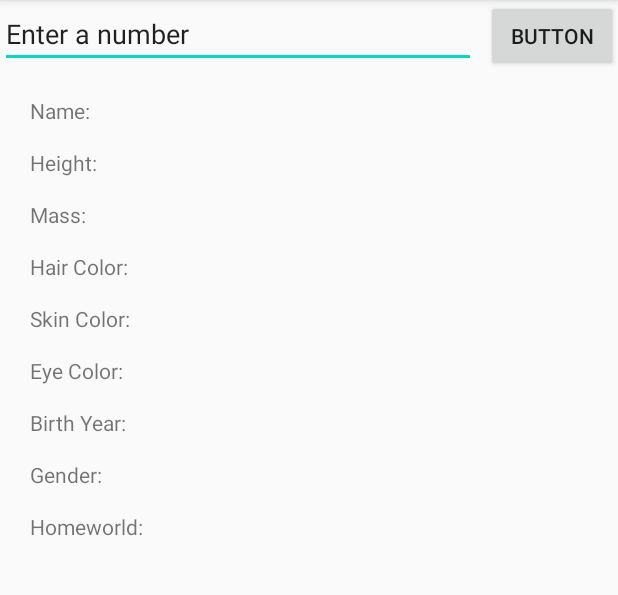
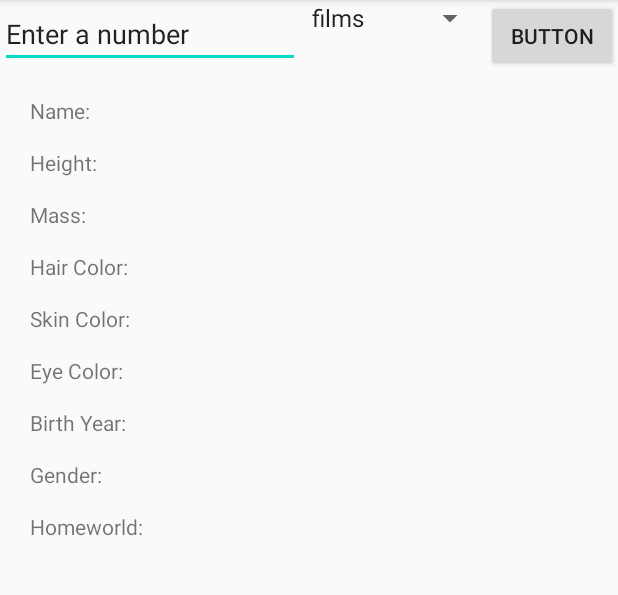
Before and after one commit to robinettec4/SwapiBrowser, an Android app: the screen it shows after launch (MainActivity), on a phone screen of 412 x 824 dp, the part 84-679 px from its top. Run offline under Robolectric (Android 15) with nearby library versions, the phone set to English and light mode, and no system bars.

Commit message:
began implementing dropdown menu for searching different topics. Right now any topic other than people will crash the app. Need to have app determine what fields a topic has so it can properly parse and display them.

```diff
--- a/app/src/main/java/com/example/swapibrowser/MainActivity.java
+++ b/app/src/main/java/com/example/swapibrowser/MainActivity.java
@@ -22,18 +22,21 @@ import android.util.Log;
 import java.util.concurrent.ExecutionException;
 
 import android.view.View;
+import android.widget.AdapterView;
+import android.widget.ArrayAdapter;
 import android.widget.EditText;
+import android.widget.Spinner;
 import android.widget.TextView;
+import android.widget.Toast;
 
 import org.json.JSONException;
 import org.json.JSONObject;
 
 
-public class MainActivity extends AppCompatActivity {
+public class MainActivity extends AppCompatActivity implements AdapterView.OnItemSelectedListener {
 
-    String baseUrl = "https://swapi.dev/api/people/";
+    String baseUrl = "https://swapi.dev/api/";
     String url;
-    String place = "https://swapi.dev/api/people/1/";
 
     private TextView name;
     private TextView height;
@@ -45,13 +48,24 @@ public class MainActivity extends AppCompatActivity {
     private TextView gender;
     private TextView homeworld;
     private EditText searchText;
-
+    private String topic = "films";
+    private Spinner spinner;
 
     @Override
     protected void onCreate(Bundle savedInstanceState) {
         super.onCreate(savedInstanceState);
         setContentView(R.layout.activity_main);
 
+        Spinner spinner = findViewById(R.id.spinner);
+        if (spinner != null){
+            spinner.setOnItemSelectedListener(this);
+        }
+        ArrayAdapter<CharSequence> adapter = ArrayAdapter.createFromResource(this, R.array.topicArray, android.R.layout.simple_spinner_item);
+        adapter.setDropDownViewResource(android.R.layout.simple_spinner_dropdown_item);
+        if(spinner != null){
+            spinner.setAdapter(adapter);
+        }
+        //TODO: PROGRAMATICALLY DETERMINE THE JSON HEADERS AND POPULATE THEM BASED ON THE FIELDS OF EACH TOPIC
         name = findViewById(R.id.name);
         height = findViewById(R.id.height);
         mass = findViewById(R.id.mass);
@@ -69,7 +83,7 @@ public class MainActivity extends AppCompatActivity {
         String request;
         String search = searchText.getText().toString();
 
-        request = baseUrl + search + "/";
+        request = baseUrl + topic + "/" + search + "/";
         Log.d("Value", "Search = " + request + "/");
         HttpGetRequest getRequest = new HttpGetRequest();
 
@@ -101,4 +115,24 @@ public class MainActivity extends AppCompatActivity {
             e.printStackTrace();
         }
     }
+
+    public void displayToast(String message){
+        Toast.makeText(getApplicationContext(), message, Toast.LENGTH_SHORT).show();
+    }
+
+    //change topic based on the selected drop down option
+    public void onItemSelected(AdapterView<?> adapterView, View view, int pos, long id){
+        String spinnerLabel = adapterView.getItemAtPosition(pos).toString();
+        topic = spinnerLabel;
+        Log.d("topic", "topic = " + topic);
+        displayToast(spinnerLabel);
+    }
+    public void onNothingSelected(AdapterView<?> adapterView){
+
+    }
+
+    @Override
+    public void onPointerCaptureChanged(boolean hasCapture) {
+
+    }
 }
--- a/app/src/main/res/layout/activity_main.xml
+++ b/app/src/main/res/layout/activity_main.xml
@@ -8,7 +8,7 @@
 
     <EditText
         android:id="@+id/searchNumber"
-        android:layout_width="317dp"
+        android:layout_width="200dp"
         android:layout_height="wrap_content"
         android:layout_alignParentStart="true"
         android:layout_alignParentLeft="true"
@@ -26,6 +26,15 @@
         android:layout_alignParentRight="true"
         android:text="Button"
         android:onClick="searchResult"/>
+
+    <Spinner
+        android:id="@+id/spinner"
+        android:layout_width="50dp"
+        android:layout_height="wrap_content"
+        android:layout_toStartOf="@+id/button"
+        android:layout_toLeftOf="@+id/button"
+        android:layout_toEndOf="@+id/searchNumber"
+        android:layout_toRightOf="@+id/searchNumber" />
 
     <androidx.constraintlayout.widget.ConstraintLayout
         android:layout_width="match_parent"
@@ -219,6 +228,7 @@
             android:layout_marginTop="15dp"
             app:layout_constraintStart_toEndOf="@+id/homeworldLabel"
             app:layout_constraintTop_toBottomOf="@+id/gender" />
+
     </androidx.constraintlayout.widget.ConstraintLayout>
 
 </RelativeLayout>
--- a/app/src/main/res/values/strings.xml
+++ b/app/src/main/res/values/strings.xml
@@ -1,3 +1,11 @@
 <resources>
     <string name="app_name">SwapiBrowser</string>
+    <string-array name="topicArray">
+        <item>films</item>
+        <item>people</item>
+        <item>planet</item>
+        <item>species</item>
+        <item>starship</item>
+        <item>vehicle</item>
+    </string-array>
 </resources>
```
